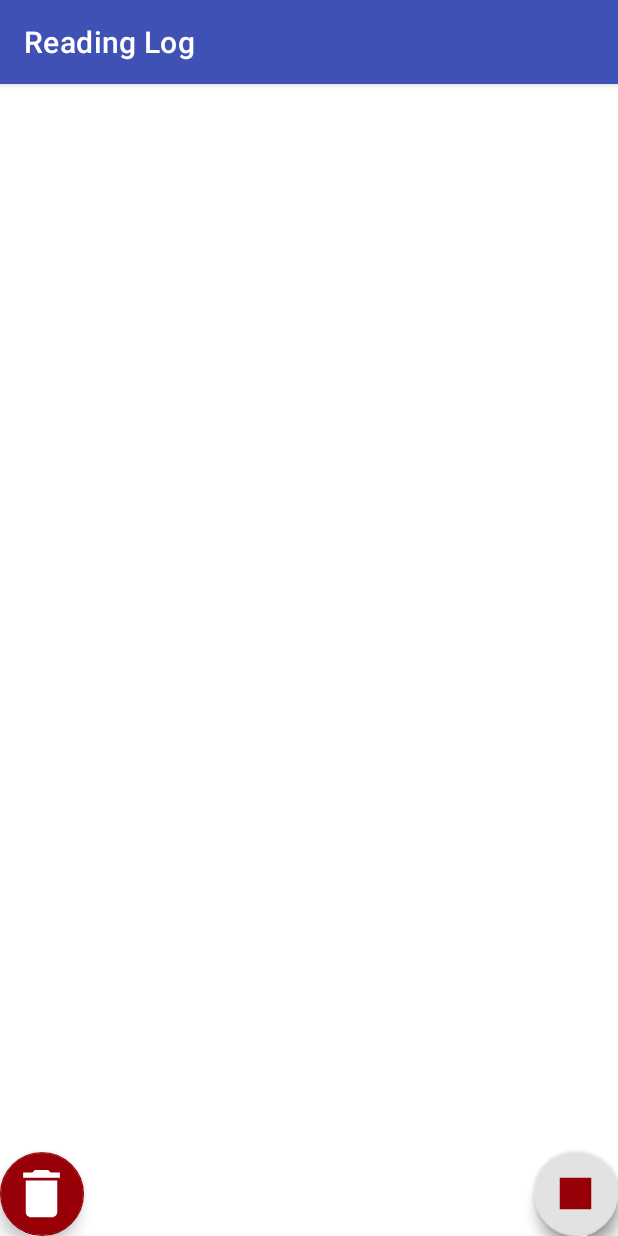
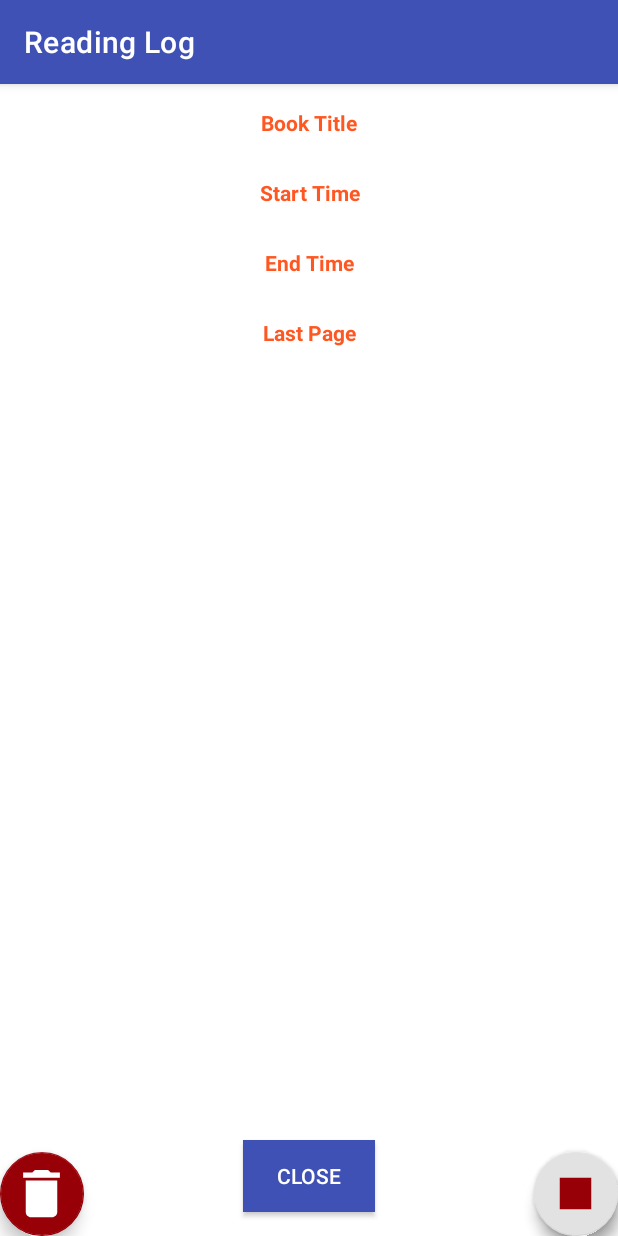
Before and after one commit to thomyfarhan/reading-log, an Android app: the fragment ReadDetailFragment placed in its activity, on a phone screen of 412 x 824 dp. Run offline under Robolectric (Android 15) with nearby library versions, the phone set to English and light mode, and no system bars; our stand-ins replace Room's generated code, data binding; 4 statements that could not run were skipped.

Commit message:
[Fragment Read Detail] Add views to layout

```diff
--- a/app/src/main/res/layout/fragment_read_detail.xml
+++ b/app/src/main/res/layout/fragment_read_detail.xml
@@ -1,11 +1,117 @@
 <?xml version="1.0" encoding="utf-8"?>
 <layout xmlns:android="http://schemas.android.com/apk/res/android"
-    xmlns:tools="http://schemas.android.com/tools">
+    xmlns:tools="http://schemas.android.com/tools"
+    xmlns:app="http://schemas.android.com/apk/res-auto">
 
     <androidx.constraintlayout.widget.ConstraintLayout
         android:layout_width="match_parent"
         android:layout_height="match_parent"
         tools:context=".readdetail.ReadDetailFragment">
 
+        <androidx.appcompat.widget.AppCompatTextView
+            android:id="@+id/tv_detail_title_text"
+            style="@style/TextDetail.Title"
+            app:layout_constraintTop_toTopOf="@id/gl_detail_margin_top"
+            app:layout_constraintStart_toStartOf="@id/gl_detail_margin_start"
+            app:layout_constraintEnd_toEndOf="@id/gl_detail_margin_end"
+            android:text="@string/book_title"/>
+
+        <androidx.appcompat.widget.AppCompatTextView
+            android:id="@+id/tv_detail_title"
+            style="@style/TextDetail"
+            app:layout_constraintStart_toStartOf="@+id/tv_detail_title_text"
+            app:layout_constraintEnd_toEndOf="@id/tv_detail_title_text"
+            app:layout_constraintTop_toBottomOf="@id/tv_detail_title_text"
+            tools:text="Lord of the Ring"/>
+
+        <androidx.appcompat.widget.AppCompatTextView
+            android:id="@+id/tv_detail_start_text"
+            style="@style/TextDetail.Title"
+            android:layout_marginTop="@dimen/half_vertical_margin"
+            app:layout_constraintStart_toStartOf="@id/tv_detail_title"
+            app:layout_constraintEnd_toEndOf="@id/tv_detail_title"
+            app:layout_constraintTop_toBottomOf="@id/tv_detail_title"
+            android:text="@string/start_time"/>
+
+        <androidx.appcompat.widget.AppCompatTextView
+            android:id="@+id/tv_detail_start"
+            style="@style/TextDetail"
+            app:layout_constraintStart_toStartOf="@id/tv_detail_start_text"
+            app:layout_constraintEnd_toEndOf="@id/tv_detail_start_text"
+            app:layout_constraintTop_toBottomOf="@id/tv_detail_start_text"
+            tools:text="07 December 2019"/>
+
+        <androidx.appcompat.widget.AppCompatTextView
+            android:id="@+id/tv_detail_end_text"
+            style="@style/TextDetail.Title"
+            android:layout_marginTop="@dimen/half_vertical_margin"
+            app:layout_constraintStart_toStartOf="@id/tv_detail_start"
+            app:layout_constraintEnd_toEndOf="@id/tv_detail_start"
+            app:layout_constraintTop_toBottomOf="@id/tv_detail_start"
+            android:text="@string/end_time"/>
+
+        <androidx.appcompat.widget.AppCompatTextView
+            android:id="@+id/tv_detail_end"
+            style="@style/TextDetail"
+            app:layout_constraintStart_toStartOf="@id/tv_detail_end_text"
+            app:layout_constraintEnd_toEndOf="@id/tv_detail_end_text"
+            app:layout_constraintTop_toBottomOf="@id/tv_detail_end_text"
+            tools:text="08 December 2019"/>
+
+        <androidx.appcompat.widget.AppCompatTextView
+            android:id="@+id/tv_detail_page_text"
+            style="@style/TextDetail.Title"
+            android:layout_marginTop="@dimen/half_vertical_margin"
+            app:layout_constraintStart_toStartOf="@id/tv_detail_end"
+            app:layout_constraintEnd_toEndOf="@id/tv_detail_end"
+            app:layout_constraintTop_toBottomOf="@id/tv_detail_end"
+            android:text="@string/last_page"/>
+
+        <androidx.appcompat.widget.AppCompatTextView
+            android:id="@+id/tv_detail_page"
+            style="@style/TextDetail"
+            app:layout_constraintStart_toStartOf="@id/tv_detail_page_text"
+            app:layout_constraintEnd_toEndOf="@id/tv_detail_page_text"
+            app:layout_constraintTop_toBottomOf="@id/tv_detail_page_text"
+            tools:text="192"/>
+
+        <androidx.appcompat.widget.AppCompatButton
+            android:layout_width="wrap_content"
+            android:layout_height="wrap_content"
+            app:layout_constraintBottom_toBottomOf="@id/gl_detail_margin_bottom"
+            app:layout_constraintStart_toStartOf="@id/gl_detail_margin_start"
+            app:layout_constraintEnd_toEndOf="@id/gl_detail_margin_end"
+            android:background="@color/colorPrimary"
+            android:textColor="@android:color/white"
+            android:text="@string/close"/>
+
+        <androidx.constraintlayout.widget.Guideline
+            android:id="@+id/gl_detail_margin_start"
+            android:layout_width="wrap_content"
+            android:layout_height="wrap_content"
+            android:orientation="vertical"
+            app:layout_constraintGuide_begin="@dimen/vertical_margin"/>
+
+        <androidx.constraintlayout.widget.Guideline
+            android:id="@+id/gl_detail_margin_end"
+            android:layout_width="wrap_content"
+            android:layout_height="wrap_content"
+            android:orientation="vertical"
+            app:layout_constraintGuide_end="@dimen/vertical_margin"/>
+
+        <androidx.constraintlayout.widget.Guideline
+            android:id="@+id/gl_detail_margin_top"
+            android:layout_width="wrap_content"
+            android:layout_height="wrap_content"
+            android:orientation="horizontal"
+            app:layout_constraintGuide_begin="@dimen/vertical_margin"/>
+
+        <androidx.constraintlayout.widget.Guideline
+            android:id="@+id/gl_detail_margin_bottom"
+            android:layout_width="wrap_content"
+            android:layout_height="wrap_content"
+            android:orientation="horizontal"
+            app:layout_constraintGuide_end="@dimen/vertical_margin"/>
+
     </androidx.constraintlayout.widget.ConstraintLayout>
 </layout>
--- a/app/src/main/res/values/strings.xml
+++ b/app/src/main/res/values/strings.xml
@@ -5,4 +5,9 @@
     <string name="book_title">Book Title</string>
     <string name="chapter">Chapter</string>
     <string name="submit">Submit</string>
+    <string name="book_title">Book Title</string>
+    <string name="start_time">Start Time</string>
+    <string name="end_time">End Time</string>
+    <string name="last_page">Last Page</string>
+    <string name="close">Close</string>
 </resources>
--- a/app/src/main/res/values/styles.xml
+++ b/app/src/main/res/values/styles.xml
@@ -6,4 +6,15 @@
         <item name="colorAccent">@color/colorAccent</item>
     </style>
 
+    <style name="TextDetail" parent="TextAppearance.AppCompat">
+        <item name="android:layout_width">0dp</item>
+        <item name="android:layout_height">wrap_content</item>
+        <item name="android:gravity">center</item>
+    </style>
+
+    <style name="TextDetail.Title">
+        <item name="android:textStyle">bold</item>
+        <item name="android:textColor">@color/colorAccent</item>
+    </style>
+
 </resources>
```
